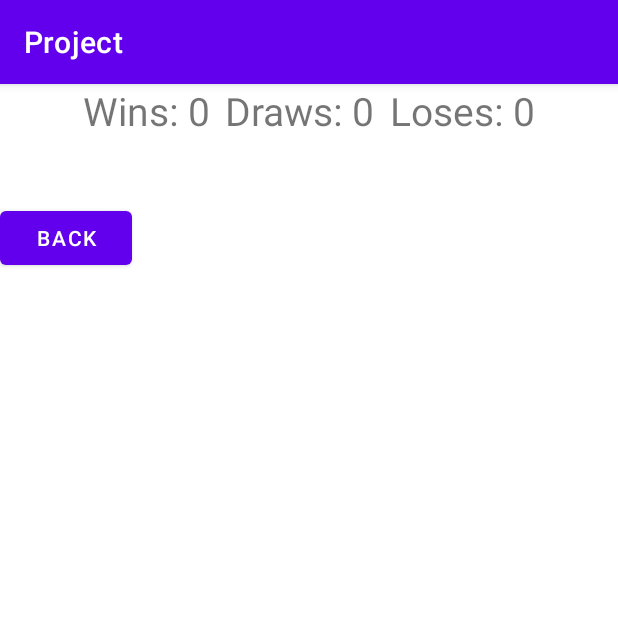
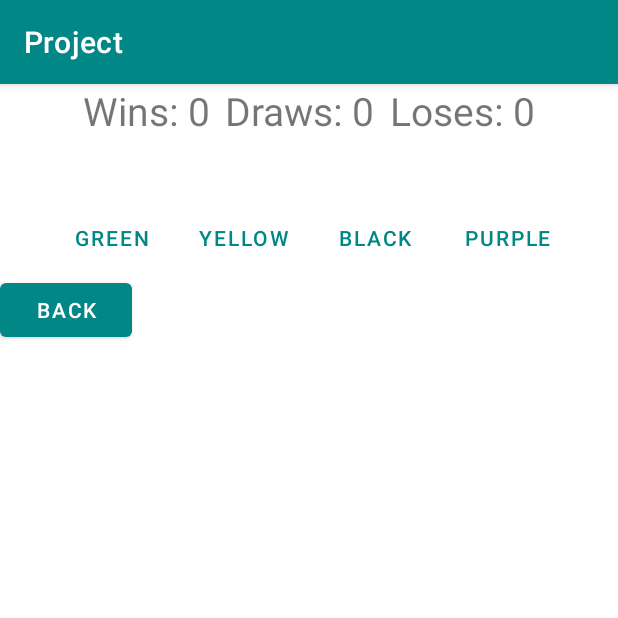
Before and after one commit to almagamdias/Project, an Android app: the Test screen opened through its navigation route, on a phone screen of 412 x 824 dp, the top half of it. Run offline under Robolectric (Android 15) with nearby library versions, the phone set to English and light mode, and no system bars; our stand-ins replace data binding.

Commit message:
1.0ex3.2

```diff
--- a/app/src/main/java/com/example/project/FieldFragment.kt
+++ b/app/src/main/java/com/example/project/FieldFragment.kt
@@ -12,14 +12,13 @@ import android.widget.EditText
 import android.widget.TextView
 import androidx.fragment.app.Fragment
 import androidx.fragment.app.activityViewModels
-import androidx.lifecycle.SavedStateViewModelFactory
-import androidx.navigation.Navigation
+import androidx.navigation.fragment.findNavController
 import com.example.project.cards.Card
 import com.example.project.field.Field
 import com.example.project.player.Player
 
 class FieldFragment : Fragment() {
-    private val st: Stats by activityViewModels{ SavedStateViewModelFactory() }
+    private val st: Stats by activityViewModels()
     private val p1 = Player(0)
     private val p2 = Player(1)
     private val p = listOf(p1, p2)
@@ -53,9 +52,9 @@ class FieldFragment : Fragment() {
         val menu = bind.findViewById<Button>(R.id.menu)
         val bito = bind.findViewById<Button>(R.id.bito)
         menu.visibility = View.GONE
-        menu.setOnClickListener(
-            Navigation.createNavigateOnClickListener(R.id.action_fieldFragment_to_menuFragment, null)
-        )
+        menu.setOnClickListener {
+            findNavController().popBackStack()
+        }
         field.createGame(p, cd)
         fun update() {
             if (!field.emptyHistory())
@@ -64,12 +63,12 @@ class FieldFragment : Fragment() {
             you.text = p1.stringHand()
             field1.text = field.getField(0)
             field2.text = field.getField(1)
-            headSuit.setTextColor(Color.BLACK)
             headSuit.text = field.getSuit() + " " + field.cardsLeft()
             if (field.emptyDeck()) {
                 headSuit.setTextColor(Color.WHITE)
                 gameOver(menu, input)
             }
+            else headSuit.setTextColor(Color.BLACK)
             if (p2.isAttacker()==1) {
                 bito.text = "Take"
                 turn.text = "Defend!"
--- a/app/src/main/java/com/example/project/Guide.kt
+++ b/app/src/main/java/com/example/project/Guide.kt
@@ -7,7 +7,7 @@ import android.view.LayoutInflater
 import android.view.View
 import android.view.ViewGroup
 import android.widget.Button
-import androidx.navigation.Navigation
+import androidx.navigation.fragment.findNavController
 
 class Guide : Fragment() {
     @SuppressLint("MissingInflatedId")
@@ -17,9 +17,9 @@ class Guide : Fragment() {
     ): View? {
         val bind = inflater.inflate(R.layout.fragment_guide, container, false)
         val back = bind.findViewById<Button>(R.id.back)
-        back.setOnClickListener(
-            Navigation.createNavigateOnClickListener(R.id.action_guide_to_menuFragment, null)
-        )
+        back.setOnClickListener {
+            findNavController().popBackStack()
+        }
         return bind
     }
 }
--- a/app/src/main/java/com/example/project/MainActivity.kt
+++ b/app/src/main/java/com/example/project/MainActivity.kt
@@ -3,13 +3,13 @@ package com.example.project
 import android.annotation.SuppressLint
 import android.os.Bundle
 import androidx.appcompat.app.AppCompatActivity
-import androidx.fragment.app.activityViewModels
-import androidx.lifecycle.SavedStateViewModelFactory
 
 class MainActivity : AppCompatActivity() {
-    @SuppressLint("MissingInflatedId", "SetTextI18n")
+    private val themes = Themes()
+    @SuppressLint("MissingInflatedId")
     override fun onCreate(savedInstanceState: Bundle?) {
         super.onCreate(savedInstanceState)
+        themes.onActivityCreateSetTheme(this)
         setContentView(R.layout.activity_main)
     }
 }
--- a/app/src/main/java/com/example/project/MenuFragment.kt
+++ b/app/src/main/java/com/example/project/MenuFragment.kt
@@ -6,10 +6,7 @@ import androidx.fragment.app.Fragment
 import android.view.LayoutInflater
 import android.view.View
 import android.view.ViewGroup
-import android.widget.Button
-import android.widget.TextView
 import androidx.databinding.DataBindingUtil
-import androidx.fragment.app.activityViewModels
 import androidx.navigation.Navigation
 import com.example.project.databinding.FragmentMenuBinding
 
@@ -18,7 +15,7 @@ class MenuFragment : Fragment() {
     override fun onCreateView(
         inflater: LayoutInflater, container: ViewGroup?,
         savedInstanceState: Bundle?
-    ): View? {
+    ): View {
         val bind: FragmentMenuBinding = DataBindingUtil.inflate(inflater, R.layout.fragment_menu, container, false)
         bind.lifecycleOwner = this
         bind.play.setOnClickListener(
--- a/app/src/main/java/com/example/project/Test.kt
+++ b/app/src/main/java/com/example/project/Test.kt
@@ -2,18 +2,20 @@ package com.example.project
 
 import android.annotation.SuppressLint
 import android.os.Bundle
-import androidx.fragment.app.Fragment
 import android.view.LayoutInflater
 import android.view.View
 import android.view.ViewGroup
 import androidx.databinding.DataBindingUtil
+import androidx.fragment.app.Fragment
 import androidx.fragment.app.activityViewModels
 import androidx.navigation.fragment.findNavController
 import com.example.project.databinding.FragmentTestBinding
 
+
 class Test : Fragment() {
     private val st: Stats by activityViewModels()
-    @SuppressLint("MissingInflatedId", "SetTextI18n")
+    private val th = Themes()
+    @SuppressLint("MissingInflatedId", "SetTextI18n", "ResourceAsColor")
     override fun onCreateView(
         inflater: LayoutInflater, container: ViewGroup?,
         savedInstanceState: Bundle?
@@ -33,7 +35,19 @@ class Test : Fragment() {
             binding.his.text = his
         }
         binding.add.setOnClickListener {
-            findNavController().navigate(R.id.action_test_to_menuFragment)
+            findNavController().popBackStack()
+        }
+        binding.green.setOnClickListener{
+            activity?.let { it1 -> th.changeToTheme(it1,0) }
+        }
+        binding.yellow.setOnClickListener{
+            activity?.let { it1 -> th.changeToTheme(it1,1) }
+        }
+        binding.black.setOnClickListener{
+            activity?.let { it1 -> th.changeToTheme(it1,2) }
+        }
+        binding.purple.setOnClickListener{
+            activity?.let { it1 -> th.changeToTheme(it1,3) }
         }
         return binding.root
     }
--- /dev/null
+++ b/app/src/main/java/com/example/project/Theme.kt
@@ -0,0 +1,29 @@
+package com.example.project
+
+import android.app.Activity
+
+import android.content.Intent
+
+class Themes {
+    companion object {
+        private var sTheme = 0
+    }
+    private val p1 = 0
+    private val p2 = 1
+    private val p3 = 2
+
+    fun changeToTheme(activity: Activity, theme: Int) {
+        sTheme = theme
+        activity.finish()
+        activity.startActivity(Intent(activity, activity.javaClass))
+    }
+
+    fun onActivityCreateSetTheme(activity: Activity) {
+        when (sTheme) {
+            p1 -> activity.setTheme(R.style.Theme_Project)
+            p2 -> activity.setTheme(R.style.Theme_Project2)
+            p3 -> activity.setTheme(R.style.Theme_Project3)
+            else -> activity.setTheme(R.style.Theme_Project4)
+        }
+    }
+}
--- a/app/src/main/res/layout/fragment_guide.xml
+++ b/app/src/main/res/layout/fragment_guide.xml
@@ -8,6 +8,7 @@
     tools:context=".Guide">
 
     <TextView
+        android:id="@+id/t1"
         android:layout_width="wrap_content"
         android:layout_height="wrap_content"
         android:text="@string/how_to_play"
@@ -15,6 +16,7 @@
         android:textSize="36sp" />
 
     <TextView
+        android:id="@+id/t2"
         android:layout_width="match_parent"
         android:layout_height="wrap_content"
         android:layout_marginTop="12dp"
@@ -22,6 +24,7 @@
         android:textSize="18sp" />
 
     <TextView
+        android:id="@+id/t3"
         android:layout_width="match_parent"
         android:layout_height="wrap_content"
         android:layout_marginTop="12dp"
@@ -29,6 +32,7 @@
         android:textSize="18sp" />
 
     <TextView
+        android:id="@+id/t4"
         android:layout_width="match_parent"
         android:layout_height="wrap_content"
         android:layout_marginTop="12dp"
@@ -36,6 +40,7 @@
         android:textSize="18sp" />
 
     <TextView
+        android:id="@+id/t5"
         android:layout_width="match_parent"
         android:layout_height="wrap_content"
         android:layout_marginTop="12dp"
--- a/app/src/main/res/layout/fragment_test.xml
+++ b/app/src/main/res/layout/fragment_test.xml
@@ -36,6 +36,36 @@
                 android:layout_height="wrap_content"
                 android:textSize="32sp"
                 />
+            <LinearLayout
+                android:layout_width="match_parent"
+                android:layout_height="wrap_content"
+                android:orientation="horizontal"
+                android:gravity="center_horizontal">
+                <Button
+                    android:id="@+id/green"
+                    android:layout_width="wrap_content"
+                    android:layout_height="wrap_content"
+                    android:text="@string/green"
+                    style="?android:attr/buttonBarButtonStyle" />
+                <Button
+                    android:id="@+id/yellow"
+                    android:layout_width="wrap_content"
+                    android:layout_height="wrap_content"
+                    android:text="@string/yellow"
+                    style="?android:attr/buttonBarButtonStyle" />
+                <Button
+                    android:id="@+id/black"
+                    android:layout_width="wrap_content"
+                    android:layout_height="wrap_content"
+                    android:text="@string/black"
+                    style="?android:attr/buttonBarButtonStyle" />
+                <Button
+                    android:id="@+id/purple"
+                    android:layout_width="wrap_content"
+                    android:layout_height="wrap_content"
+                    android:text="@string/purple"
+                    style="?android:attr/buttonBarButtonStyle" />
+            </LinearLayout>
             <Button
                 android:id="@+id/add"
                 android:layout_width="wrap_content"
--- a/app/src/main/res/navigation/nav.xml
+++ b/app/src/main/res/navigation/nav.xml
@@ -21,32 +21,22 @@
             app:popUpToInclusive="false" />
         <action
             android:id="@+id/action_menuFragment_to_test"
-            app:destination="@id/test" />
+            app:destination="@id/test"
+            app:popUpTo="@id/menuFragment"
+            app:popUpToInclusive="true" />
     </fragment>
     <fragment
         android:id="@+id/fieldFragment"
         android:name="com.example.project.FieldFragment"
-        android:label="FieldFragment" >
-        <action
-            android:id="@+id/action_fieldFragment_to_menuFragment"
-            app:destination="@id/menuFragment" />
-    </fragment>
+        android:label="FieldFragment" />
     <fragment
         android:id="@+id/guide"
         android:name="com.example.project.Guide"
         android:label="fragment_guide"
-        tools:layout="@layout/fragment_guide" >
-        <action
-            android:id="@+id/action_guide_to_menuFragment"
-            app:destination="@id/menuFragment" />
-    </fragment>
+        tools:layout="@layout/fragment_guide" />
     <fragment
         android:id="@+id/test"
         android:name="com.example.project.Test"
         android:label="fragment_test"
-        tools:layout="@layout/fragment_test" >
-        <action
-            android:id="@+id/action_test_to_menuFragment"
-            app:destination="@id/menuFragment" />
-    </fragment>
+        tools:layout="@layout/fragment_test" />
 </navigation>
--- a/app/src/main/res/values/colors.xml
+++ b/app/src/main/res/values/colors.xml
@@ -1,10 +1,13 @@
 <?xml version="1.0" encoding="utf-8"?>
 <resources>
     <color name="purple_200">#FFBB86FC</color>
-    <color name="purple_500">#FF6200EE</color>
+    <color name="purple_500">#FFBB00FF</color>
     <color name="purple_700">#FF3700B3</color>
-    <color name="teal_200">#FF03DAC5</color>
+    <color name="teal_200">#FF00FFFF</color>
+    <color name="green_light">#FFAA9900</color>
     <color name="teal_700">#FF018786</color>
     <color name="black">#FF000000</color>
+    <color name="red">#FFFFBBBB</color>
+    <color name="grey">#FFBBBBBB</color>
     <color name="white">#FFFFFFFF</color>
 </resources>
--- a/app/src/main/res/values/strings.xml
+++ b/app/src/main/res/values/strings.xml
@@ -20,4 +20,8 @@
     <string name="guide">Guide</string>
     <string name="durak_game">Durak game!!!</string>
     <string name="stats">Stats</string>
+    <string name="yellow">Yellow</string>
+    <string name="black">Black</string>
+    <string name="green">Green</string>
+    <string name="purple">Purple</string>
 </resources>
--- a/app/src/main/res/values/themes.xml
+++ b/app/src/main/res/values/themes.xml
@@ -1,16 +1,41 @@
-<resources xmlns:tools="http://schemas.android.com/tools">
+<resources>
     <!-- Base application theme. -->
     <style name="Theme.Project" parent="Theme.MaterialComponents.DayNight.DarkActionBar">
         <!-- Primary brand color. -->
-        <item name="colorPrimary">@color/purple_500</item>
-        <item name="colorPrimaryVariant">@color/purple_700</item>
+        <item name="colorPrimary">@color/teal_700</item>
+        <item name="colorPrimaryVariant">@color/teal_700</item>
         <item name="colorOnPrimary">@color/white</item>
-        <!-- Secondary brand color. -->
-        <item name="colorSecondary">@color/teal_200</item>
-        <item name="colorSecondaryVariant">@color/teal_700</item>
-        <item name="colorOnSecondary">@color/black</item>
         <!-- Status bar color. -->
         <item name="android:statusBarColor">?attr/colorPrimaryVariant</item>
         <!-- Customize your theme here. -->
     </style>
+    <style name="Theme.Project2" parent="Theme.MaterialComponents.DayNight.DarkActionBar">
+        <!-- Primary brand color. -->
+        <item name="colorPrimary">@color/green_light</item>
+        <item name="colorPrimaryVariant">@color/green_light</item>
+        <item name="colorOnPrimary">@color/white</item>
+        <!-- Status bar color. -->
+        <item name="android:statusBarColor">?attr/colorPrimaryVariant</item>
+        <!-- Customize your theme here. -->
+    </style>
+    <style name="Theme.Project3" parent="Theme.MaterialComponents.DayNight.DarkActionBar">
+        <!-- Primary brand color. -->
+        <item name="colorPrimary">@color/black</item>
+        <item name="colorPrimaryVariant">@color/black</item>
+        <item name="colorOnPrimary">@color/red</item>
+        <!-- Status bar color. -->
+        <item name="android:statusBarColor">?attr/colorPrimaryVariant</item>
+        <item name="android:windowBackground">?attr/colorOnPrimary</item>
+    <!-- Customize your theme here. -->
+    </style>
+    <style name="Theme.Project4" parent="Theme.MaterialComponents.DayNight.DarkActionBar">
+        <!-- Primary brand color. -->
+        <item name="colorPrimary">@color/purple_700</item>
+        <item name="colorPrimaryVariant">@color/purple_700</item>
+        <item name="colorOnPrimary">@color/grey</item>
+        <!-- Status bar color. -->
+        <item name="android:statusBarColor">?attr/colorPrimaryVariant</item>
+        <item name="android:windowBackground">?attr/colorOnPrimary</item>
+        <!-- Customize your theme here. -->
+    </style>
 </resources>
```
